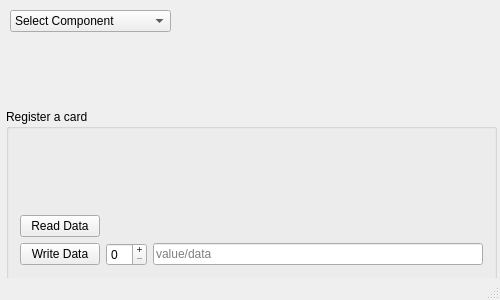
The window that mainwindow.ui (joeric1028/NFCReader) describes before a commit, drawn with Qt 5.
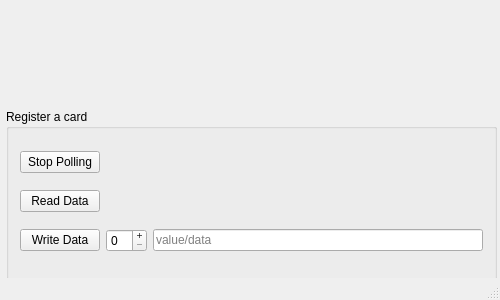
The same window after the commit. Icons and pictures are not drawn.

The edit to the form file:
```diff
--- a/mainwindow.ui
+++ b/mainwindow.ui
@@ -80,28 +80,18 @@
        </property>
       </widget>
      </item>
+     <item row="0" column="0">
+      <widget class="QPushButton" name="pushButton_polling">
+       <property name="statusTip">
+        <string>Polling</string>
+       </property>
+       <property name="text">
+        <string>Stop Polling</string>
+       </property>
+      </widget>
+     </item>
     </layout>
    </widget>
-   <widget class="QComboBox" name="comboBox_device">
-    <property name="geometry">
-     <rect>
-      <x>10</x>
-      <y>10</y>
-      <width>161</width>
-      <height>22</height>
-     </rect>
-    </property>
-    <item>
-     <property name="text">
-      <string>Select Component</string>
-     </property>
-    </item>
-    <item>
-     <property name="text">
-      <string>ACR122U-A9</string>
-     </property>
-    </item>
-   </widget>
   </widget>
   <widget class="QStatusBar" name="statusBar"/>
  </widget>
```
Left out of the diff: 16 changed lines with no effect on the pictures.
